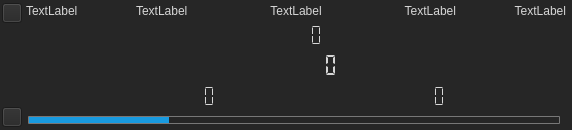
This is LEO_sniffy/GUI/widgetdisplay.ui in jirik09/Sniffy as Qt 5 draws it before an edit. The edited form follows.
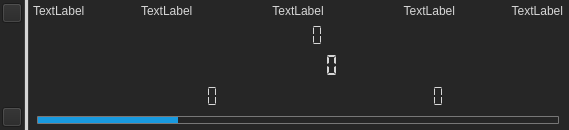
This is the edited form. Icons and pictures are not drawn.

Commit message: WidgetDisplay layout adapted for line separator

Diff of the .ui file:
```diff
--- a/LEO_sniffy/GUI/widgetdisplay.ui
+++ b/LEO_sniffy/GUI/widgetdisplay.ui
@@ -9,7 +9,7 @@
    <rect>
     <x>0</x>
     <y>0</y>
-    <width>572</width>
+    <width>569</width>
     <height>130</height>
    </rect>
   </property>
@@ -31,6 +31,9 @@
   <property name="windowTitle">
    <string>Form</string>
   </property>
+  <property name="layoutDirection">
+   <enum>Qt::LeftToRight</enum>
+  </property>
   <property name="autoFillBackground">
    <bool>false</bool>
   </property>
@@ -40,7 +43,7 @@
 color: rgb(214, 214, 214)
 }</string>
   </property>
-  <layout class="QHBoxLayout" name="horizontalLayout">
+  <layout class="QHBoxLayout" name="horizontalLayout_3">
    <property name="spacing">
     <number>0</number>
    </property>
@@ -159,24 +162,9 @@
    </item>
    <item>
     <widget class="QSplitter" name="splitter">
-     <property name="sizePolicy">
-      <sizepolicy hsizetype="Expanding" vsizetype="Expanding">
-       <horstretch>0</horstretch>
-       <verstretch>0</verstretch>
-      </sizepolicy>
-     </property>
-     <property name="styleSheet">
-      <string notr="true"/>
-     </property>
-     <property name="lineWidth">
-      <number>1</number>
-     </property>
      <property name="orientation">
       <enum>Qt::Horizontal</enum>
      </property>
-     <property name="opaqueResize">
-      <bool>true</bool>
-     </property>
      <property name="handleWidth">
       <number>0</number>
      </property>
@@ -193,10 +181,15 @@
         <height>0</height>
        </size>
       </property>
+      <property name="layoutDirection">
+       <enum>Qt::LeftToRight</enum>
+      </property>
       <property name="styleSheet">
-       <string notr="true"/>
+       <string notr="true">QObject{
+background-color: rgb(38, 38, 38);
+}</string>
       </property>
-      <layout class="QVBoxLayout" name="verticalWidget_history_2">
+      <layout class="QHBoxLayout" name="horizontalLayout_2">
        <property name="spacing">
         <number>0</number>
        </property>
@@ -221,9 +214,7 @@
           </sizepolicy>
          </property>
          <property name="styleSheet">
-          <string notr="true">QObject{
-background-color: rgb(38, 38, 38);
-}</string>
+          <string notr="true"/>
          </property>
          <layout class="QHBoxLayout" name="horizontalWidget_graph_2">
           <property name="spacing">
@@ -246,6 +237,60 @@
        </item>
       </layout>
      </widget>
+     <widget class="QWidget" name="horizontalWidget" native="true">
+      <layout class="QHBoxLayout" name="horizontalLayout">
+       <property name="spacing">
+        <number>0</number>
+       </property>
+       <property name="leftMargin">
+        <number>0</number>
+       </property>
+       <property name="topMargin">
+        <number>0</number>
+       </property>
+       <property name="rightMargin">
+        <number>0</number>
+       </property>
+       <property name="bottomMargin">
+        <number>0</number>
+       </property>
+       <item>
+        <widget class="Line" name="line">
+         <property name="sizePolicy">
+          <sizepolicy hsizetype="Fixed" vsizetype="Expanding">
+           <horstretch>0</horstretch>
+           <verstretch>0</verstretch>
+          </sizepolicy>
+         </property>
+         <property name="minimumSize">
+          <size>
+           <width>5</width>
+           <height>0</height>
+          </size>
+         </property>
+         <property name="maximumSize">
+          <size>
+           <width>5</width>
+           <height>16777215</height>
+          </size>
+         </property>
+         <property name="styleSheet">
+          <string notr="true">QObject{
+background-color: rgb(58, 58, 58);
+}</string>
+         </property>
+         <property name="frameShadow">
+          <enum>QFrame::Plain</enum>
+         </property>
+         <property name="lineWidth">
+          <number>3</number>
+         </property>
+         <property name="orientation">
+          <enum>Qt::Vertical</enum>
+         </property>
+        </widget>
+       </item>
+       <item>
      <widget class="QWidget" name="verticalWidget_display" native="true">
       <property name="enabled">
        <bool>true</bool>
@@ -302,7 +347,7 @@
            <number>8</number>
           </property>
           <property name="leftMargin">
-           <number>2</number>
+              <number>4</number>
           </property>
           <property name="topMargin">
            <number>2</number>
@@ -831,13 +876,13 @@
            <number>0</number>
           </property>
           <property name="leftMargin">
-           <number>4</number>
+              <number>8</number>
           </property>
           <property name="topMargin">
            <number>4</number>
           </property>
           <property name="rightMargin">
-           <number>10</number>
+              <number>8</number>
           </property>
           <property name="bottomMargin">
            <number>4</number>
@@ -910,6 +955,9 @@
             <property name="textDirection">
              <enum>QProgressBar::TopToBottom</enum>
             </property>
+              </widget>
+             </item>
+            </layout>
            </widget>
           </item>
          </layout>
```
Lines whose indentation alone changed are shown as unchanged. The commit also changes 1 other file.
